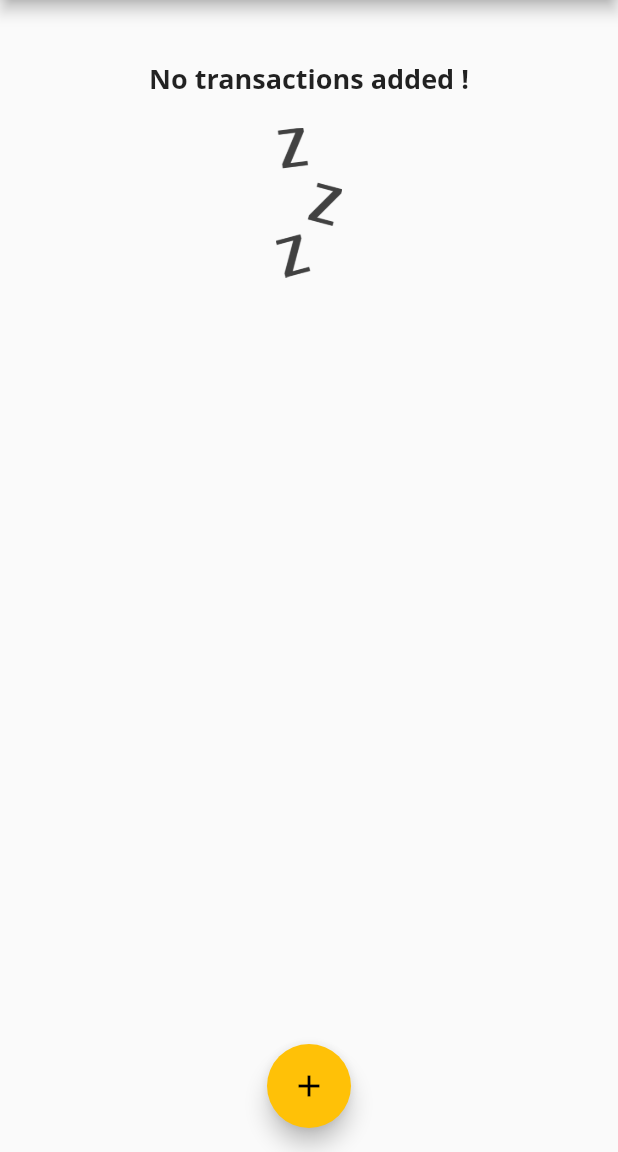
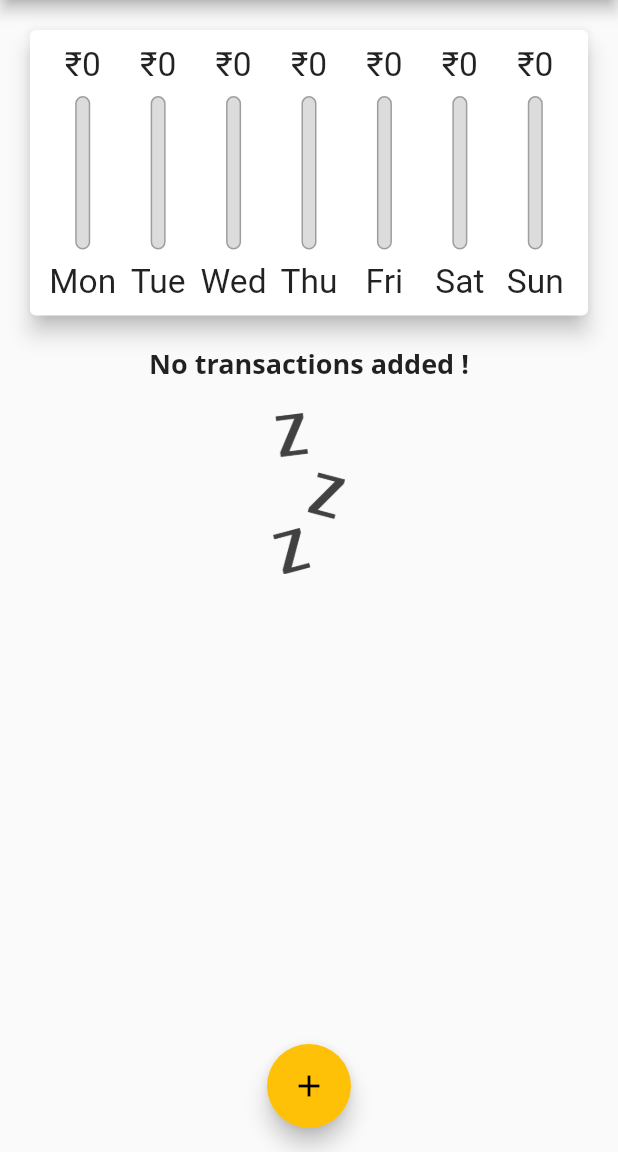
Before and after one commit to baderaharsh/flutter-course-chapter4, a Flutter app: the screen it shows after launch, on a phone screen of 412 x 824 dp, the part 84-1236 px from its top. Run offline on Flutter 3.47's test engine with Material 2 defaults, Android fonts, the phone set to English and light mode, and no system bars; Roboto replaces fonts that are missing (Open Sans).

Commit message:
Responsive UI for Landscape mode

```diff
--- a/lib/main.dart
+++ b/lib/main.dart
@@ -1,10 +1,13 @@
 import 'package:flutter/material.dart';
+import 'package:flutter/services.dart';
 import './widgets/newTransaction.dart';
 import './models/transaction.dart';
 import './widgets/transactionList.dart';
 import './widgets/chart.dart';
 
 void main() {
+  // WidgetsFlutterBinding.ensureInitialized();
+  // SystemChrome.setPreferredOrientations([DeviceOrientation.portraitUp,DeviceOrientation.portraitDown]);
   runApp(MyApp());
 }
 
@@ -92,16 +95,19 @@ class _MyHomePageState extends State<MyHomePage> {
         });
   }
 
-  void _deleteTransaction(String id){
+  void _deleteTransaction(String id) {
     setState(() {
       _userTransactions.removeWhere((element) => element.id == id);
     });
   }
 
+  bool _showChart = false;
+
   @override
   Widget build(BuildContext context) {
-    return Scaffold(
-      appBar: AppBar(
+    bool isLandscape =
+        MediaQuery.of(context).orientation == Orientation.landscape;
+    final appBar = AppBar(
       title: Text('Personal Expenses'),
       backgroundColor: Theme.of(context).primaryColor,
       actions: <Widget>[
@@ -110,14 +116,53 @@ class _MyHomePageState extends State<MyHomePage> {
           onPressed: () => _startAddNewTx(context),
         ),
       ],
-      ),
+    );
+    final txListWidget = Container(
+      height: (MediaQuery.of(context).size.height -
+              appBar.preferredSize.height -
+              MediaQuery.of(context).padding.top) *
+          0.7,
+      child: TransactionList(_userTransactions, _deleteTransaction),
+    );
+    return Scaffold(
+      appBar: appBar,
       body: SingleChildScrollView(
         child: Column(
           // mainAxisAlignment: MainAxisAlignment.spaceAround,
           crossAxisAlignment: CrossAxisAlignment.stretch,
           children: <Widget>[
-            Chart(_recentTransactions),
-            TransactionList(_userTransactions,_deleteTransaction),
+            if (isLandscape)
+              Row(
+                children: <Widget>[
+                  Text('Show Chart'),
+                  Switch(
+                      value: _showChart,
+                      onChanged: (val) {
+                        setState(() {
+                          _showChart = val;
+                        });
+                      })
+                ],
+                mainAxisAlignment: MainAxisAlignment.center,
+              ),
+            if (!isLandscape)
+              Container(
+                height: (MediaQuery.of(context).size.height -
+                        appBar.preferredSize.height -
+                        MediaQuery.of(context).padding.top) *
+                    0.3,
+                child: Chart(_recentTransactions),
+              ),
+            if (!isLandscape) txListWidget,
+            if(isLandscape)_showChart
+                ? Container(
+                    height: (MediaQuery.of(context).size.height -
+                            appBar.preferredSize.height -
+                            MediaQuery.of(context).padding.top) *
+                        0.7,
+                    child: Chart(_recentTransactions),
+                  )
+                : txListWidget,
           ],
         ),
       ),
--- a/lib/widgets/chart.dart
+++ b/lib/widgets/chart.dart
@@ -43,9 +43,7 @@ class Chart extends StatelessWidget {
       margin: EdgeInsets.all(20),
       elevation: 6,
       // margin: EdgeInsets.all(20),
-      child: recentTransactions.isEmpty
-          ? null
-          : Padding(
+      child: Padding(
             padding: const EdgeInsets.all(10),
             child: Row(
                 mainAxisAlignment: MainAxisAlignment.spaceAround,
@@ -53,7 +51,7 @@ class Chart extends StatelessWidget {
                   return Flexible(
                       fit: FlexFit.tight,
                       child: ChartBar(data['day'], data['amount'],
-                          (data['amount'] as double) / totalSpending));
+                         recentTransactions.isNotEmpty ? (data['amount'] as double) / totalSpending : 0.0));
                 }).toList(),
               ),
           ),
--- a/lib/widgets/chart_bar.dart
+++ b/lib/widgets/chart_bar.dart
@@ -9,20 +9,18 @@ class ChartBar extends StatelessWidget {
 
   @override
   Widget build(BuildContext context) {
-    print(factor);
-    print(label);
-    print(spendingAmount);
+    return LayoutBuilder(builder: (ctx, constraint) {
       return Column(
         children: <Widget>[
           Container(
-            height: 20,
+              height: constraint.maxHeight * 0.15,
               child: FittedBox(
                   child: Text('₹${spendingAmount.toStringAsFixed(0)}'))),
           SizedBox(
-          height: 4,
+            height: constraint.maxHeight * 0.05,
           ),
           Container(
-          height: 60,
+            height: constraint.maxHeight * 0.6,
             width: 10,
             child: Stack(
               children: <Widget>[
@@ -49,10 +47,16 @@ class ChartBar extends StatelessWidget {
             ),
           ),
           SizedBox(
-          height: 4,
+            height: constraint.maxHeight * 0.05,
           ),
-        Text(label),
+          Container(
+            height: constraint.maxHeight * 0.15,
+            child: FittedBox(
+              child: Text(label),
+            ),
+          ),
         ],
       );
+    });
   }
 }
--- a/lib/widgets/transactionList.dart
+++ b/lib/widgets/transactionList.dart
@@ -10,10 +10,9 @@ class TransactionList extends StatelessWidget {
 
   @override
   Widget build(BuildContext context) {
-    return Container(
-      height: 450,
-      child: transactions.isEmpty
-          ? Column(
+    return transactions.isEmpty
+          ? LayoutBuilder(builder: (ctx, constraint){
+              return Column(
               children: <Widget>[
                 Text(
                   'No transactions added !',
@@ -23,14 +22,15 @@ class TransactionList extends StatelessWidget {
                   height: 20,
                 ),
                 Container(
-                  height: 100,
+                  height: constraint.maxHeight * 0.2,
                   child: Image.asset(
                     'assets/images/waiting.png',
                     fit: BoxFit.cover,
                   ),
                 )
               ],
-            )
+            );
+          })
           : ListView.builder(
               itemBuilder: (ctx, index) {
                 return Card(
@@ -57,7 +57,6 @@ class TransactionList extends StatelessWidget {
                 );
               },
               itemCount: transactions.length,
-            ),
-    );
+            );
   }
 }
```
Also changed, not shown: 1 other file. Lines whose indentation alone changed are shown as unchanged.
